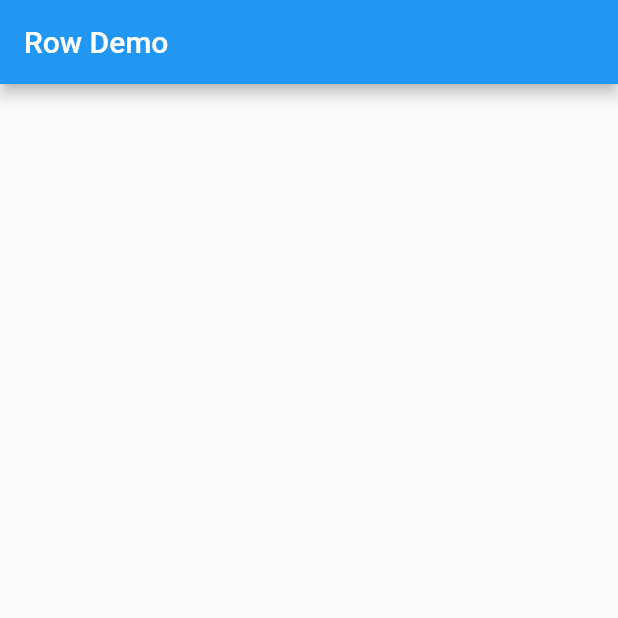
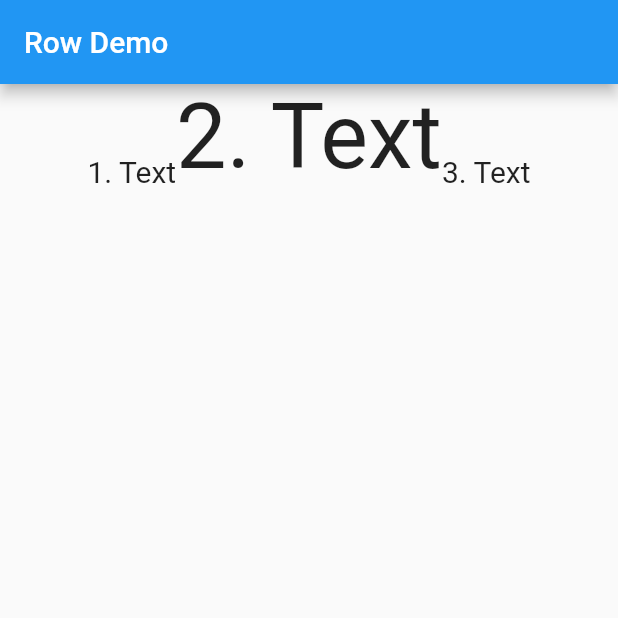
Before and after one commit to FlutterFlakes/RowWidgetDemo, a Flutter app: the screen it shows after launch, on a phone screen of 412 x 824 dp, the top half of it. Run offline on Flutter 3.47's test engine with Material 2 defaults, Android fonts, the phone set to English and light mode, and no system bars.

Commit message:
ADD Row widget code

```diff
--- a/lib/main.dart
+++ b/lib/main.dart
@@ -16,6 +16,14 @@ void main() => runApp(
 class RowWidgetDemo extends StatelessWidget {
   @override
   Widget build(BuildContext context) {
-    return new Container();
+    return Row(
+      mainAxisAlignment: MainAxisAlignment.center,
+      crossAxisAlignment: CrossAxisAlignment.end,
+      children: <Widget>[
+        Text("1. Text", style: TextStyle(fontSize: 20.0),),
+        Text("2. Text", style: TextStyle(fontSize: 60.0),),
+        Text("3. Text", style: TextStyle(fontSize: 20.0),),
+      ],
+    );
   }
 }
```
Also changed, not shown: 1 other file.
